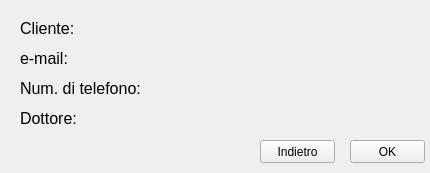
Above: GUI/VisualizzaClienteGUI.ui from S1098357/ClinicaAlpha before the change. Below: the same form after it.
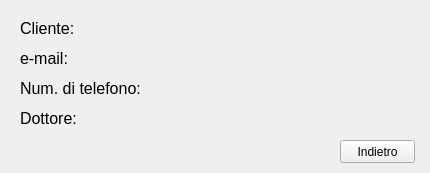
That is the form after the change.

Patch:
```diff
--- a/GUI/VisualizzaClienteGUI.ui
+++ b/GUI/VisualizzaClienteGUI.ui
@@ -165,23 +165,10 @@
     <string>Dottore:</string>
    </property>
   </widget>
-  <widget class="QPushButton" name="pushButton">
-   <property name="geometry">
-    <rect>
-     <x>350</x>
-     <y>140</y>
-     <width>75</width>
-     <height>23</height>
-    </rect>
-   </property>
-   <property name="text">
-    <string>OK</string>
-   </property>
-  </widget>
   <widget class="QPushButton" name="pushButton_2">
    <property name="geometry">
     <rect>
-     <x>260</x>
+     <x>340</x>
      <y>140</y>
      <width>75</width>
      <height>23</height>
```
